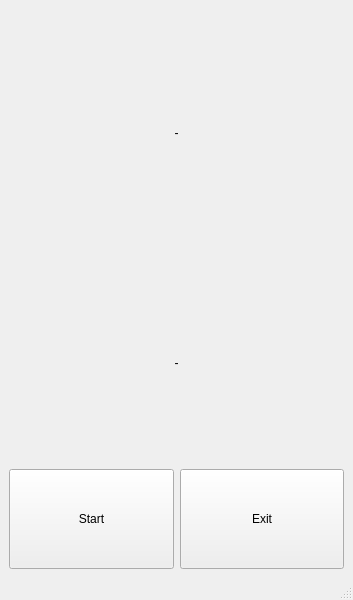
Above: mainwindow.ui from takyonxxx/XcVario before the change. Below: the same form after it.
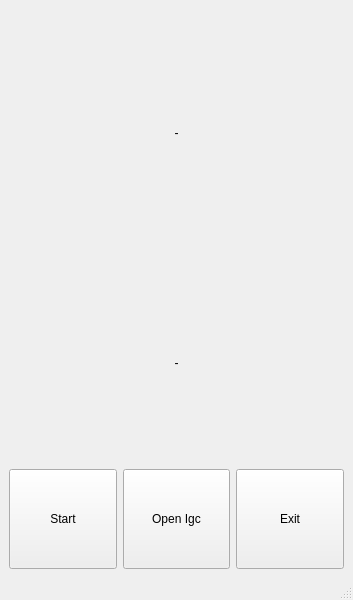
That is the form after the change.

```diff
--- a/mainwindow.ui
+++ b/mainwindow.ui
@@ -60,6 +60,19 @@
         </property>
        </widget>
       </item>
+      <item>
+       <widget class="QPushButton" name="buttonFile">
+        <property name="maximumSize">
+         <size>
+          <width>16777215</width>
+          <height>100</height>
+         </size>
+        </property>
+        <property name="text">
+         <string>Open Igc</string>
+        </property>
+       </widget>
+      </item>
       <item>
        <widget class="QPushButton" name="pushButton_exit">
         <property name="maximumSize">
```
Left out of the diff: 2 changed lines with no effect on the pictures.
